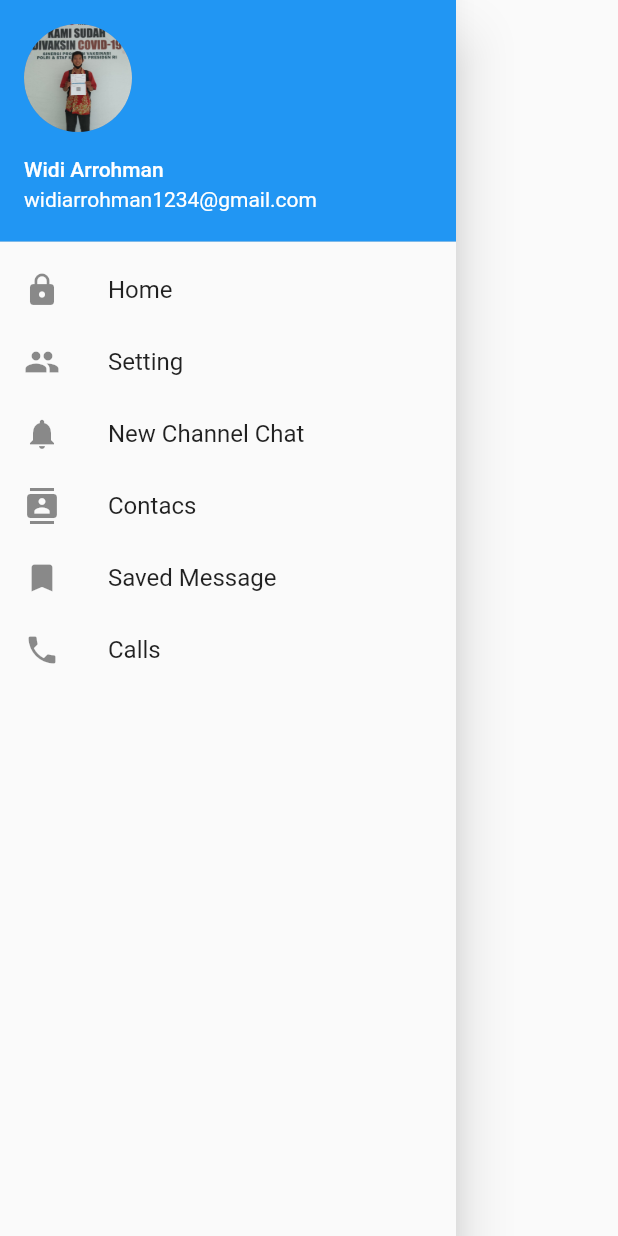
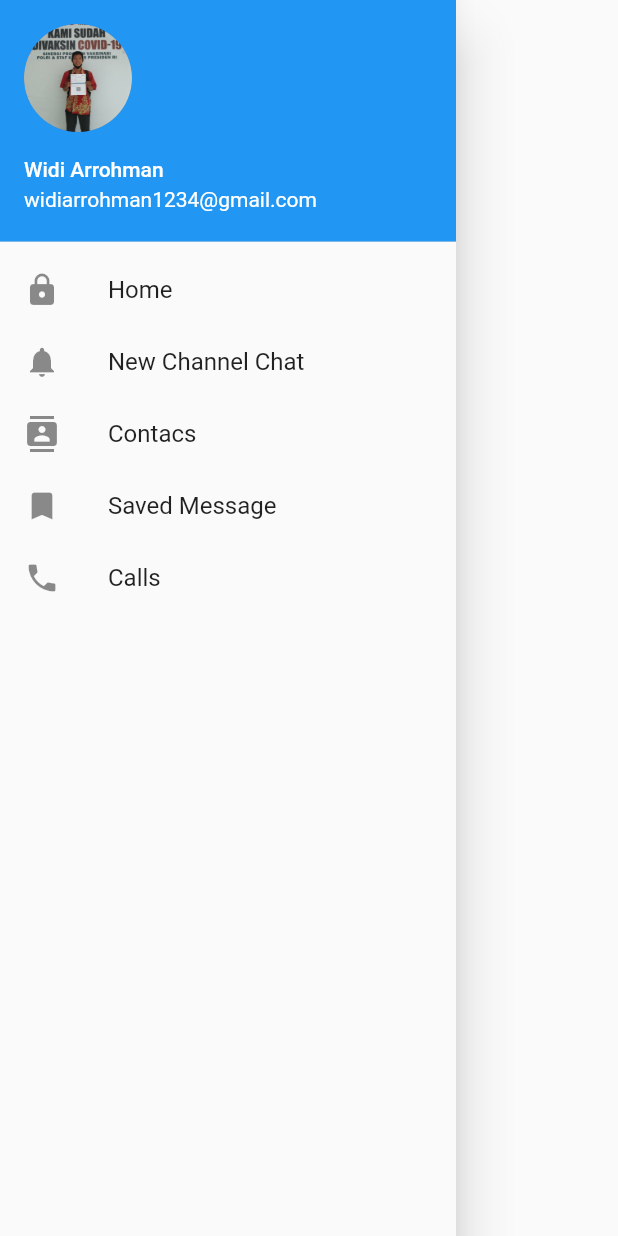
Before and after one commit to StartUpTech21/google_maps2, a Flutter app: the DrawerScreen widget shown alone on an empty page, opened directly, on a phone screen of 412 x 824 dp. Run offline on Flutter 3.47's test engine with Material 2 defaults, Android fonts, the phone set to English and light mode, and no system bars; our stand-ins replace google_maps_flutter.

Commit message:
Buang plugin permission #2

```diff
--- a/lib/Drawer.dart
+++ b/lib/Drawer.dart
@@ -1,7 +1,5 @@
 import 'package:flutter/material.dart';
 import 'package:google_maps2/main.dart';
-
-import 'setting.dart';
 
 class DrawerScreen extends StatefulWidget {
   const DrawerScreen({Key? key}) : super(key: key);
@@ -31,15 +29,15 @@ class DrawerScreenState extends State<DrawerScreen> {
               ),
             ),
           ),
-          DrawerListTile(
-            iconData: Icons.group,
-            title: "Setting",
-            onTilePressed: () => Navigator.of(context).push(
-              MaterialPageRoute(
-                builder: (BuildContext context) => const Setting(),
-              ),
-            ),
-          ),
+          // DrawerListTile(
+          //   iconData: Icons.group,
+          //   title: "Setting",
+          //   onTilePressed: () => Navigator.of(context).push(
+          //     MaterialPageRoute(
+          //       builder: (BuildContext context) => const Setting(),
+          //     ),
+          //   ),
+          // ),
           DrawerListTile(
             iconData: Icons.notifications,
             title: "New Channel Chat",
--- a/lib/setting.dart
+++ b/lib/setting.dart
@@ -1,5 +1,5 @@
 // ignore_for_file: deprecated_member_use
-
+/*
 import 'dart:io';
 
 import 'package:flutter/material.dart';
@@ -95,3 +95,4 @@ class _SettingState extends State<Setting> {
     setState(() {});
   }
 }
+*/
--- a/pubspec.yaml
+++ b/pubspec.yaml
@@ -14,7 +14,7 @@ dependencies:
 
   cupertino_icons: ^1.0.2
   google_maps_flutter: ^2.1.5
-  permission: ^0.1.7
+#  permission: ^0.1.7
   permission_handler: ^9.2.0
 
 dev_dependencies:
```
Also changed, not shown: pubspec.lock, 1 other file.
